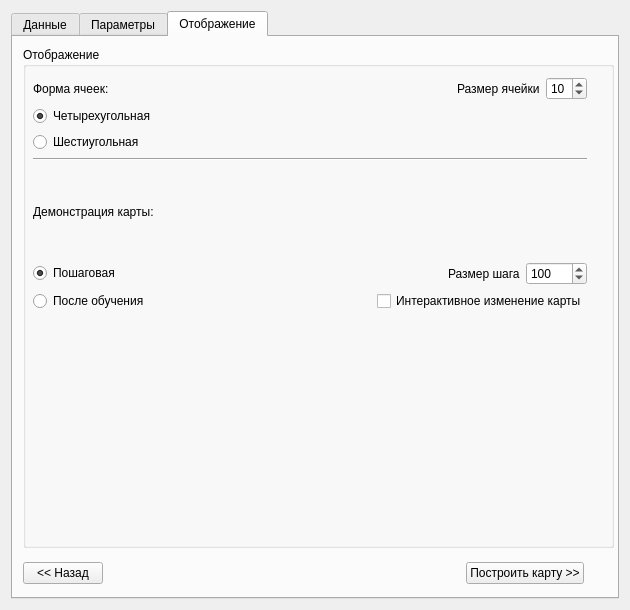
The window that settingsdialog.ui (vihka-spihka/KohonenMaps) describes before a commit, drawn with Qt 5.
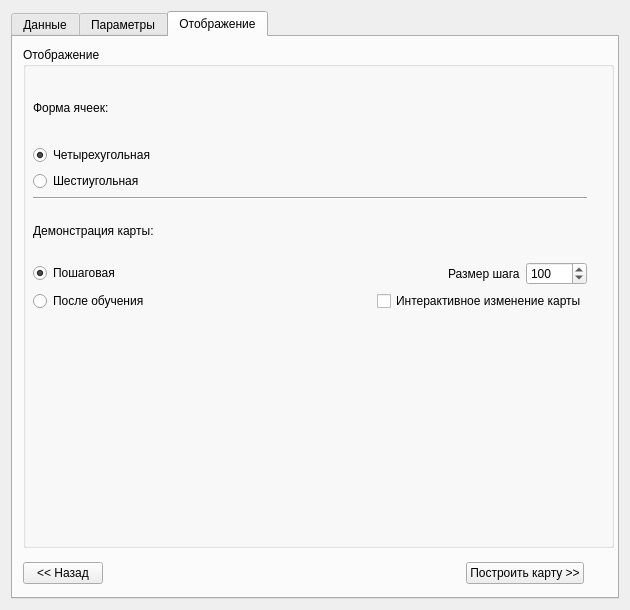
The same window after the commit. The open tabs and pages were chosen to show the change.

Patch:
```diff
--- a/settingsdialog.ui
+++ b/settingsdialog.ui
@@ -41,7 +41,7 @@
       <attribute name="title">
        <string>Данные</string>
       </attribute>
-      <widget class="QWidget" name="">
+      <widget class="QWidget" name="layoutWidget">
        <property name="geometry">
         <rect>
          <x>10</x>
@@ -654,16 +654,10 @@
              <item>
               <layout class="QHBoxLayout" name="horizontalLayout_14">
                <item>
-                <widget class="QRadioButton" name="countIterationRadioButton">
+                <widget class="QLabel" name="label_11">
                  <property name="text">
-                  <string>По количеству эпох:</string>
+                  <string>Количество эпох</string>
                  </property>
-                 <property name="checked">
-                  <bool>true</bool>
-                 </property>
-                 <attribute name="buttonGroup">
-                  <string notr="true">stopPointButtonGroup</string>
-                 </attribute>
                 </widget>
                </item>
                <item>
@@ -697,13 +691,10 @@
              <item>
               <layout class="QHBoxLayout" name="horizontalLayout_15">
                <item>
-                <widget class="QRadioButton" name="countErrorRadioButton">
+                <widget class="QLabel" name="label_20">
                  <property name="text">
-                  <string>По значению ошибки:</string>
+                  <string>Значение точки останова</string>
                  </property>
-                 <attribute name="buttonGroup">
-                  <string notr="true">stopPointButtonGroup</string>
-                 </attribute>
                 </widget>
                </item>
                <item>
@@ -858,26 +849,6 @@
                </property>
               </spacer>
              </item>
-             <item>
-              <widget class="QLabel" name="label_11">
-               <property name="text">
-                <string>Размер ячейки</string>
-               </property>
-              </widget>
-             </item>
-             <item>
-              <widget class="QSpinBox" name="spinBox_8">
-               <property name="minimum">
-                <number>5</number>
-               </property>
-               <property name="maximum">
-                <number>30</number>
-               </property>
-               <property name="value">
-                <number>10</number>
-               </property>
-              </widget>
-             </item>
             </layout>
            </item>
            <item>
```
Left out of the diff: 4 changed lines with no effect on the pictures.
